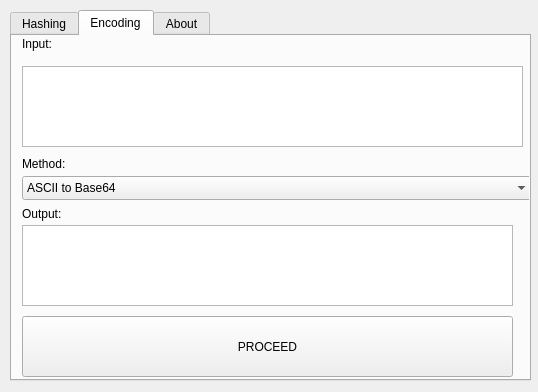
The window that mainwindow.ui (levisre/simple_string_toolkit) describes before a commit, drawn with Qt 5.
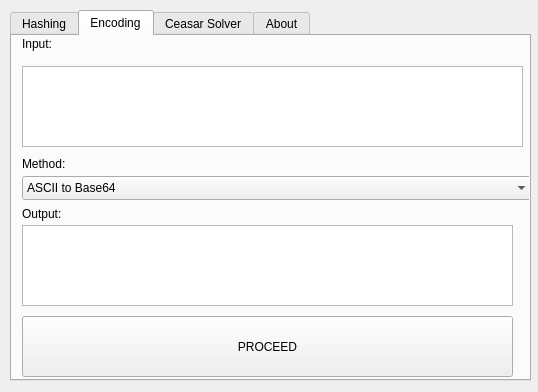
The same window after the commit. The open tabs and pages were chosen to show the change.

```diff
--- a/mainwindow.ui
+++ b/mainwindow.ui
@@ -365,6 +365,11 @@
       </property>
      </widget>
     </widget>
+    <widget class="QWidget" name="tab">
+     <attribute name="title">
+      <string>Ceasar Solver</string>
+     </attribute>
+    </widget>
     <widget class="QWidget" name="tab_about">
      <attribute name="title">
       <string>About</string>
```
Left out of the diff: 2 changed lines with no effect on the pictures.
